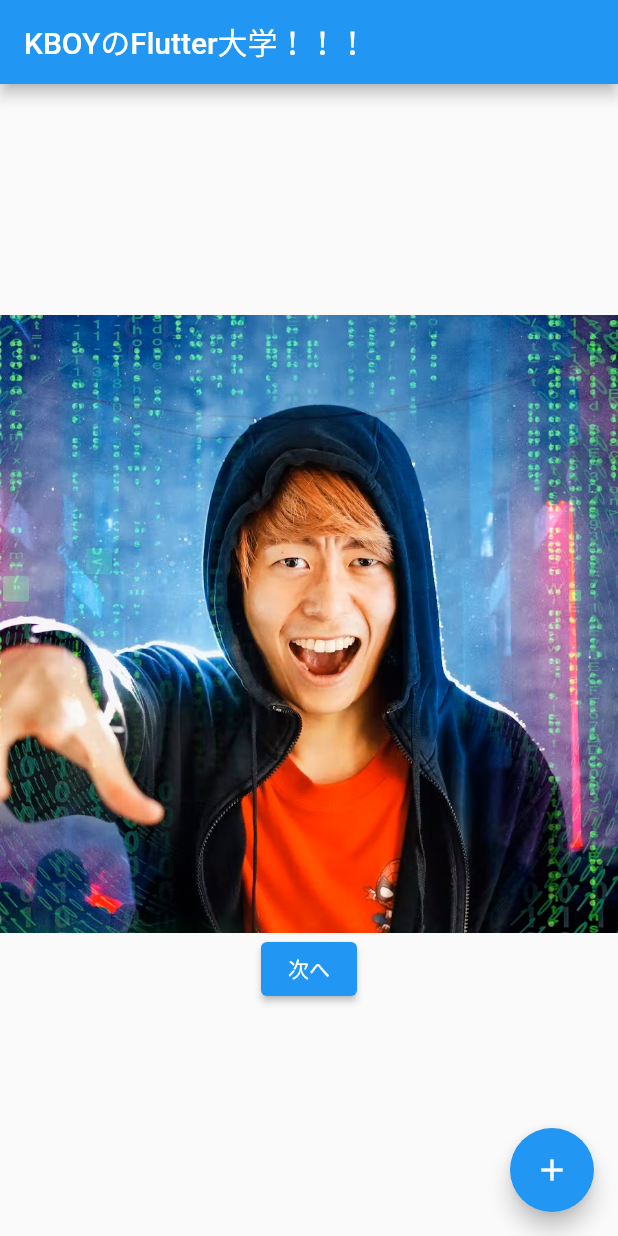
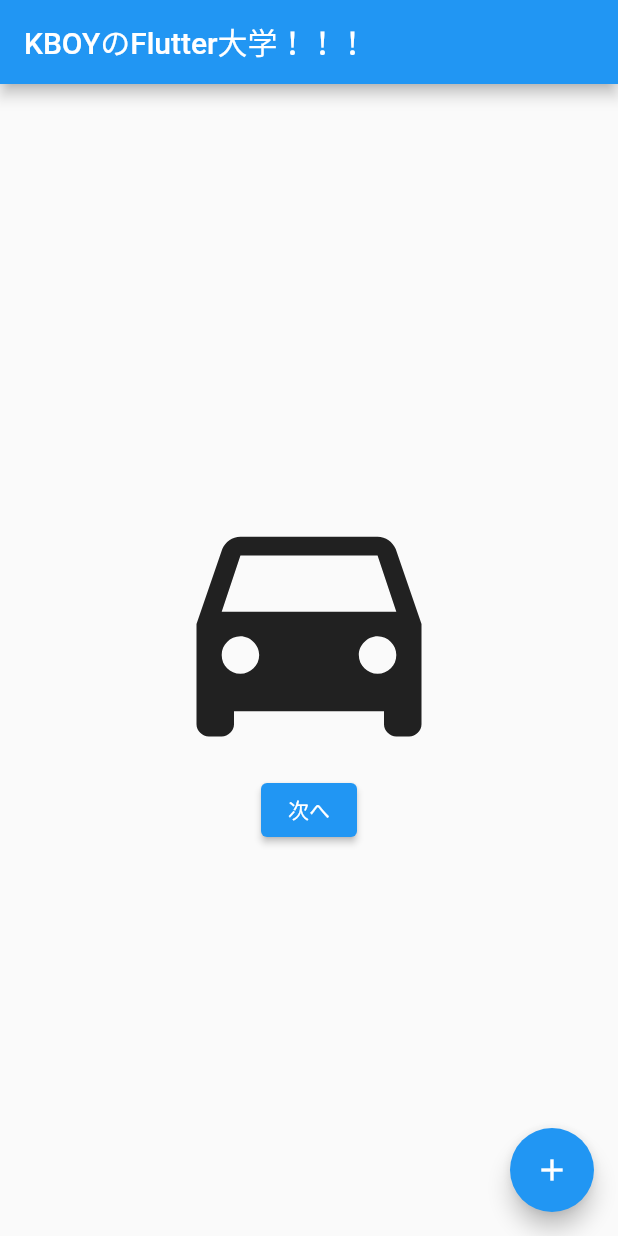
Before and after one commit to TaiyoMate/untitledflutter, a Flutter app: the screen it shows after launch, on a phone screen of 412 x 824 dp. Run offline on Flutter 3.47's test engine with Material 2 defaults, Android fonts, the phone set to English and light mode, and no system bars.

Commit message:
kboy-study: image3 (icon)

```diff
--- a/lib/main.dart
+++ b/lib/main.dart
@@ -51,7 +51,10 @@ class _MyHomePageState extends State<MyHomePage> {
           mainAxisAlignment: MainAxisAlignment.center,
           crossAxisAlignment: CrossAxisAlignment.center,
           children: [
-            Image.asset('images/kboy.jpeg'),
+            Icon(
+              Icons.directions_car,
+              size: 200,
+            ),
             ElevatedButton(
               child: Text(text),
               onPressed: () async {
```
